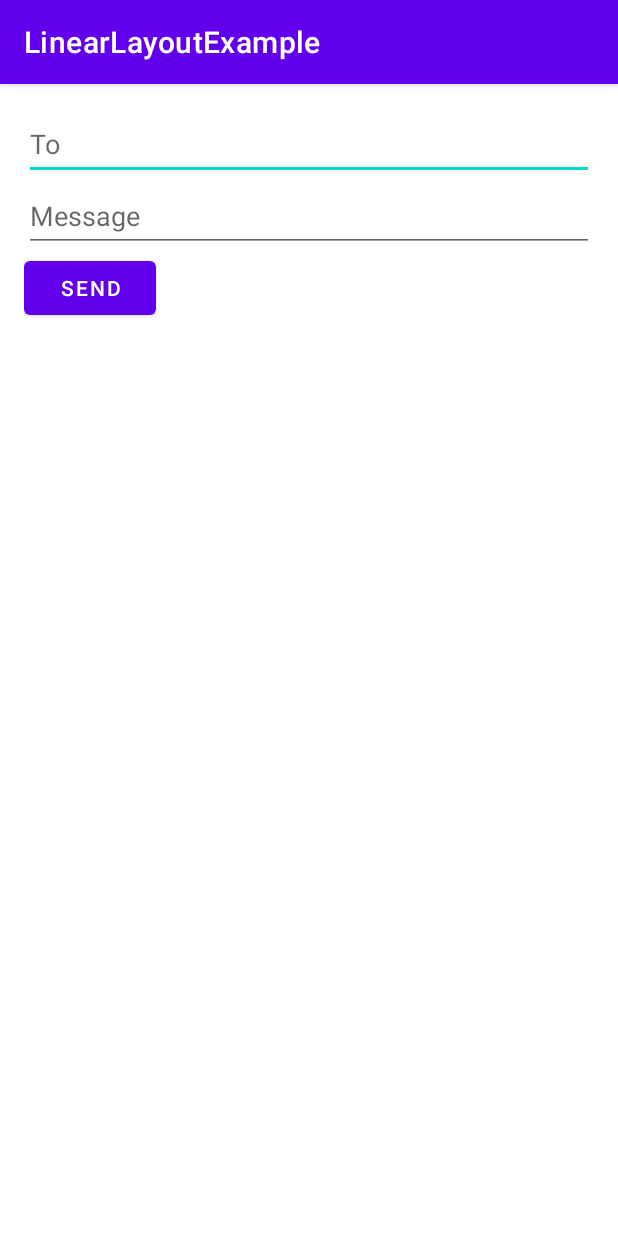
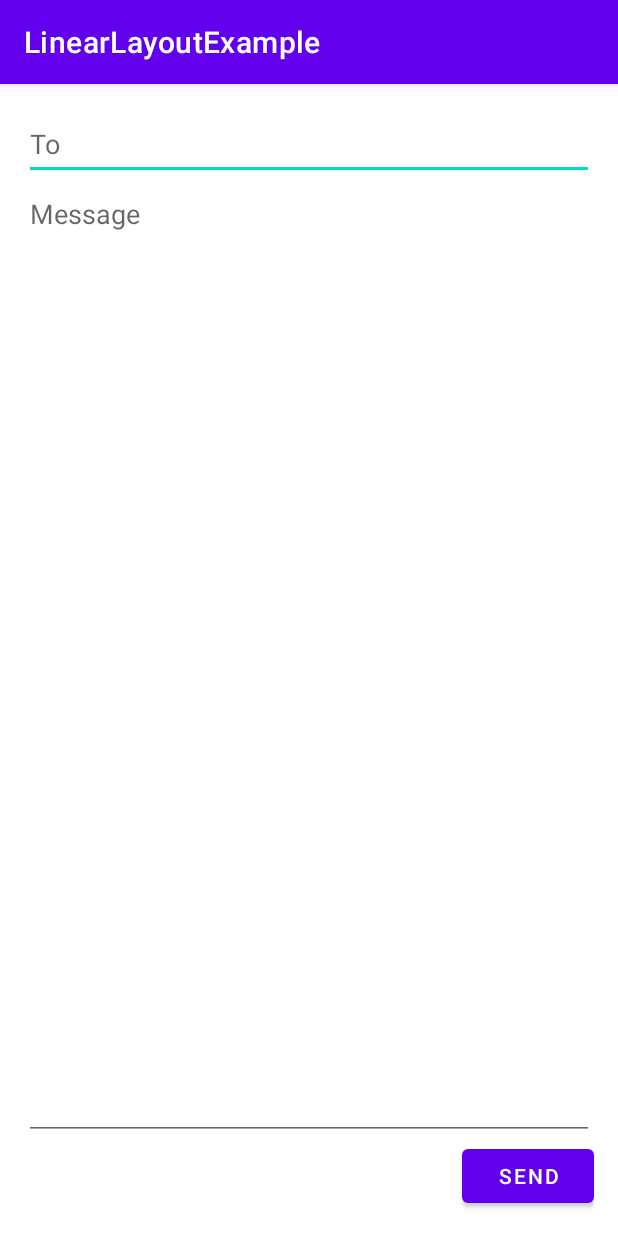
Before and after one commit to tshimsthedoor/My-Email, an Android app: the screen it shows after launch (MainActivity), on a phone screen of 412 x 824 dp. Run offline under Robolectric (Android 15) with nearby library versions, the phone set to English and light mode, and no system bars.

Commit message:
Now we have more space and the button on the end right

```diff
--- a/app/src/main/res/layout/activity_main.xml
+++ b/app/src/main/res/layout/activity_main.xml
@@ -18,7 +18,9 @@
 
     <EditText
         android:layout_width="match_parent"
-        android:layout_height="wrap_content"
+        android:layout_height="0dp"
+        android:layout_weight="1"
+        android:gravity="top"
         android:hint="Message"
         android:inputType="text"
         android:minHeight="48dp" />
@@ -26,6 +28,7 @@
     <Button
         android:layout_width="wrap_content"
         android:layout_height="wrap_content"
+        android:layout_gravity="end"
         android:text="Send" />
 
 </LinearLayout>
```
